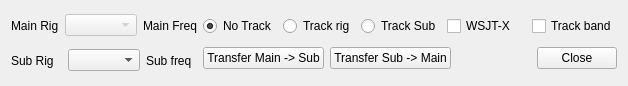
Old version of the form mqt/MqtRigSync/RSMainWindow.ui in the repository Rsclub22/Minos2-Mirror.
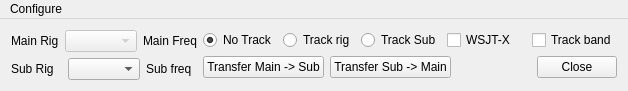
New version of the form.

The edit to the form file:
```diff
--- a/mqt/MqtRigSync/RSMainWindow.ui
+++ b/mqt/MqtRigSync/RSMainWindow.ui
@@ -180,6 +180,22 @@
     </item>
    </layout>
   </widget>
+  <widget class="QMenuBar" name="menuBar">
+   <property name="geometry">
+    <rect>
+     <x>0</x>
+     <y>0</y>
+     <width>628</width>
+     <height>21</height>
+    </rect>
+   </property>
+   <widget class="QMenu" name="menuConfigure">
+    <property name="title">
+     <string>Configure</string>
+    </property>
+   </widget>
+   <addaction name="menuConfigure"/>
+  </widget>
  </widget>
  <layoutdefault spacing="6" margin="11"/>
  <resources/>
```
